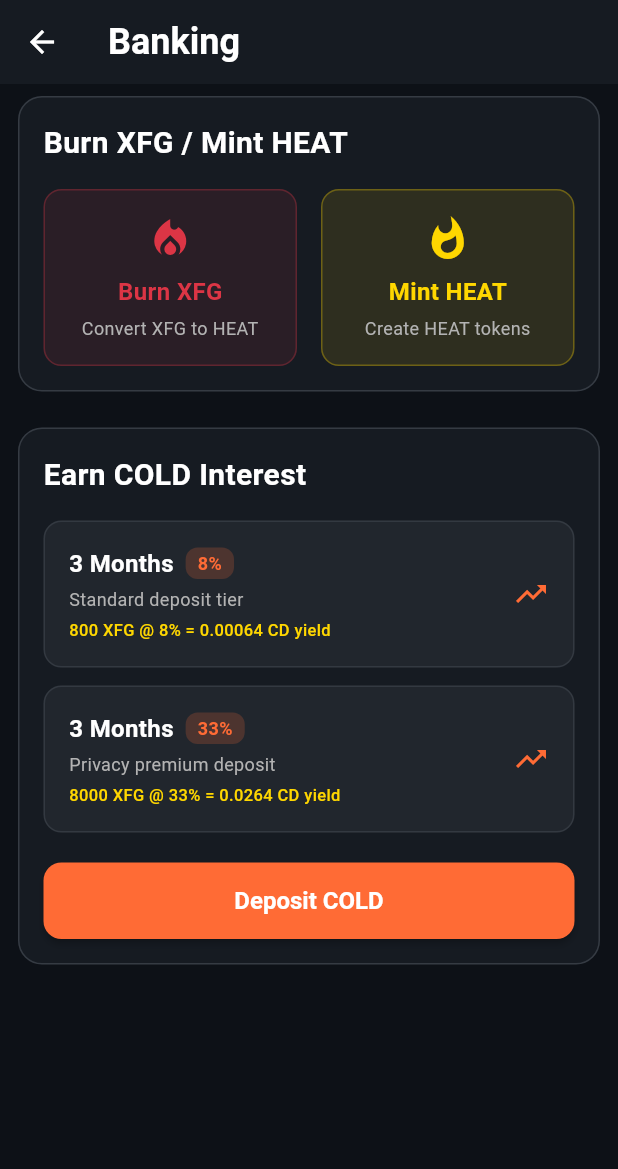
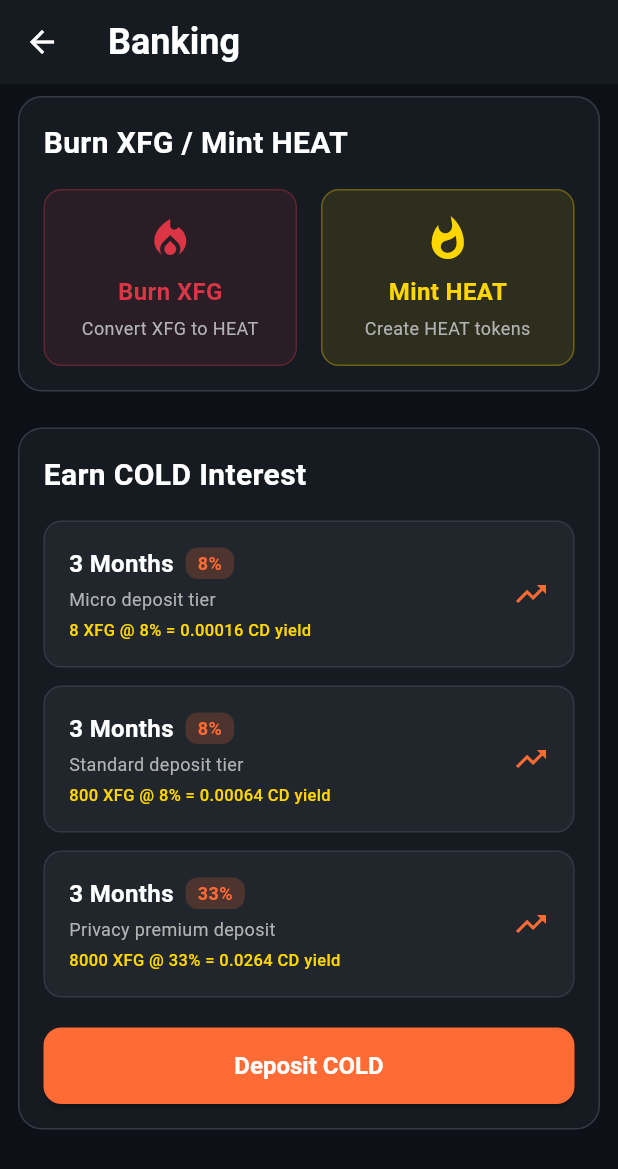
Before and after one commit to usexfg/fuego-wallet, a Flutter app: the BankingScreen screen opened directly, on a phone screen of 412 x 824 dp. Shown: the top 1169 px of the screen. Run offline on Flutter 3.47's test engine with Material 3 defaults, Android fonts, the phone set to English and light mode, and no system bars; our stand-ins replace animated_text_kit, connectivity_plus, dio, flutter_secure_storage, local_auth, qr_flutter; missing offline and left inert: cryptography; accounts and stored records are empty; network calls fail.

Commit message:
🏦 Three-Tier COLD Deposit System Complete
• Added 8 XFG @ 8% APY (Micro deposit tier)
• Maintained 800 XFG @ 8% APY (Standard deposit tier)
• Kept 8000 XFG @ 33% APY (Privacy premium deposit)
• All terms: 3 Months fixed
• Progressive tier system: Micro → Standard → Premium

Complete banking ladder: 8 XFG, 800 XFG, 8000 XFG options! 📈

```diff
--- a/lib/screens/banking/banking_screen.dart
+++ b/lib/screens/banking/banking_screen.dart
@@ -108,6 +108,13 @@ class _BankingScreenState extends State<BankingScreen> {
                     ),
                   ),
                   const SizedBox(height: 16),
+                  _buildInterestCard(
+                    title: '3 Months',
+                    rate: '8%',
+                    description: 'Micro deposit tier',
+                    example: '8 XFG @ 8% = 0.00016 CD yield',
+                  ),
+                  const SizedBox(height: 12),
                   _buildInterestCard(
                     title: '3 Months',
                     rate: '8%',
```
